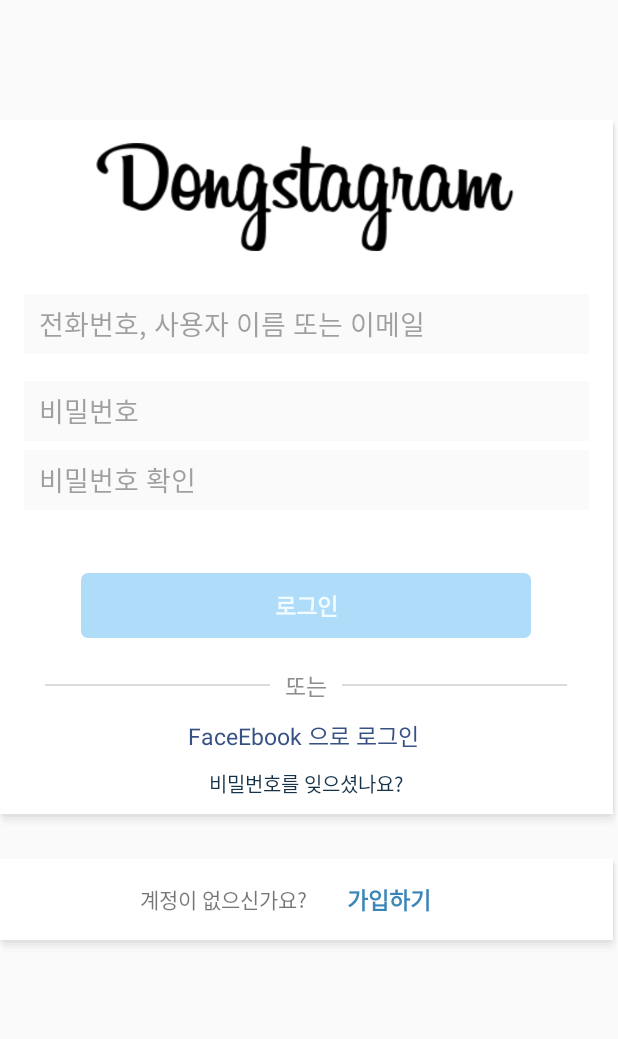
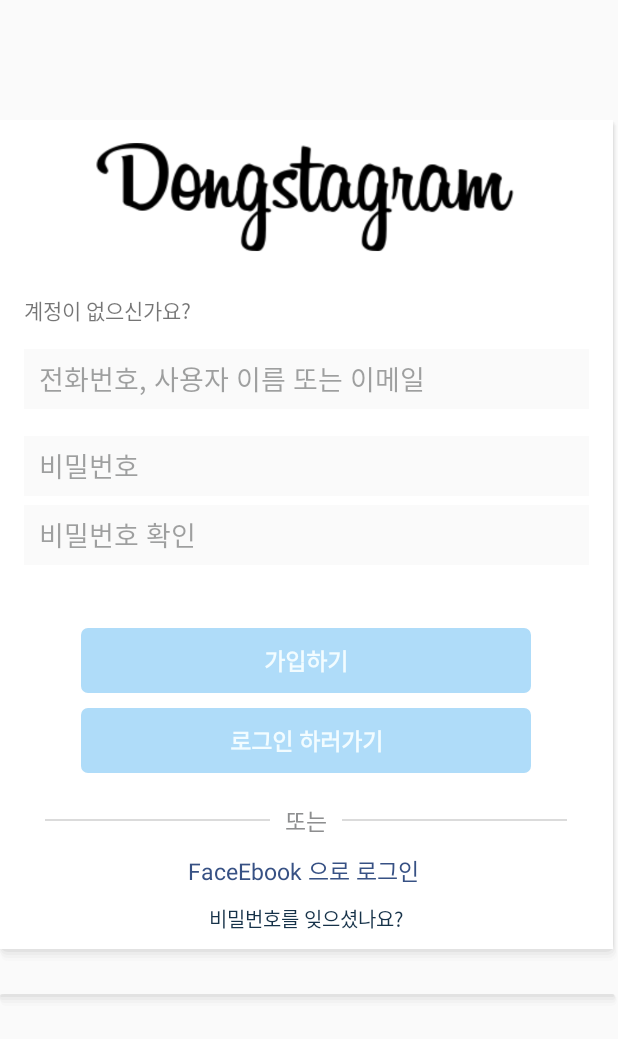
Before and after one commit to N0mercy00/Study01_Kotlin, an Android app: the screen it shows after launch (EmailSignupActivity), after a tap on "가입하기", on a phone screen of 412 x 824 dp. Shown: the top 1039 px of the screen. Run offline under Robolectric (Android 15) with nearby library versions, the phone set to English and light mode, and no system bars; libraries missing offline, so code that uses them is left out: com.facebook.stetho; 4 statements that could not run were skipped.

```diff
--- a/app/src/main/AndroidManifest.xml
+++ b/app/src/main/AndroidManifest.xml
@@ -14,13 +14,15 @@
         android:roundIcon="@mipmap/ic_launcher_round"
         android:supportsRtl="true"
         android:theme="@style/Theme.Study01_Kotlin">
-        <activity android:name=".LoginActivity"></activity>
-        <activity android:name=".EmailSignupActivity">
+        <activity android:name=".LoginActivity">
             <intent-filter>
                 <action android:name="android.intent.action.MAIN" />
 
                 <category android:name="android.intent.category.LAUNCHER" />
             </intent-filter>
+        </activity>
+        <activity android:name=".EmailSignupActivity">
+
         </activity>
         <activity android:name=".PermmisionA"></activity>
         <activity android:name=".AsyncActivity" />
--- a/app/src/main/java/com/example/study01_kotlin/MasterApplication.kt
+++ b/app/src/main/java/com/example/study01_kotlin/MasterApplication.kt
@@ -1,4 +1,5 @@
 package com.example.study01_kotlin
+
 
 import android.app.Application
 import android.content.Context
@@ -9,25 +10,29 @@ import okhttp3.OkHttpClient
 import retrofit2.Retrofit
 import retrofit2.converter.gson.GsonConverterFactory
 
+
 class MasterApplication : Application() {
 
     lateinit var service: RetrofitService
+
     override fun onCreate() {
         super.onCreate()
+
         Stetho.initializeWithDefaults(this)
         createRetrofit()
+        //chrome://inspect/#devices
     }
 
-    //나가는 통신 잡아서 헤더 붙혀줌
+
     fun createRetrofit() {
         val header = Interceptor {
             val original = it.request()
             if (checkIsLogin()) {
-                getUserToken()?.let {token->
-                    val request = original.newBuilder()
-                        .header("Authorization", "token "+token)
+                getUserToken()?.let { token ->
+                    val requeset = original.newBuilder()
+                        .header("Authorization", "token " + token)
                         .build()
-                    it.proceed(request)
+                    it.proceed(requeset)
                 }
             } else {
                 it.proceed(original)
@@ -39,7 +44,6 @@ class MasterApplication : Application() {
             .addNetworkInterceptor(StethoInterceptor())
             .build()
 
-        //retrofit 만들어줌줌
         val retrofit = Retrofit.Builder()
             .baseUrl("http://mellowcode.org/")
             .addConverterFactory(GsonConverterFactory.create())
@@ -49,20 +53,19 @@ class MasterApplication : Application() {
         service = retrofit.create(RetrofitService::class.java)
     }
 
-    //로그인이 되었는지 안되었는지 확인해주는 함수
     fun checkIsLogin(): Boolean {
         val sp = getSharedPreferences("login_sp", Context.MODE_PRIVATE)
         val token = sp.getString("login_sp", "null")
-
         if (token != "null") return true
         else return false
     }
 
-    fun getUserToken():String?{
+    fun getUserToken(): String? {
         val sp = getSharedPreferences("login_sp", Context.MODE_PRIVATE)
         val token = sp.getString("login_sp", "null")
-        if(token=="null") return null
+        if (token == "null") return null
         else return token
     }
 
+
 }
--- a/app/src/main/res/layout/activity_email_signup.xml
+++ b/app/src/main/res/layout/activity_email_signup.xml
@@ -36,6 +36,12 @@
             android:layout_marginBottom="20dp"
             android:orientation="vertical"
             android:padding="16dp">
+
+            <TextView
+                android:layout_width="wrap_content"
+                android:layout_height="wrap_content"
+                android:text="계정이 없으신가요?"
+                android:layout_marginBottom="15dp"/>
 
             <EditText
                 android:id="@+id/et_username_inputbox"
@@ -78,6 +84,23 @@
         </LinearLayout>
 
         <TextView
+            android:id="@+id/btn_register"
+            android:layout_width="300dp"
+            android:layout_height="wrap_content"
+            android:layout_gravity="center"
+            android:layout_marginBottom="10dp"
+            android:background="@drawable/customlogin"
+            android:gravity="center"
+            android:padding="10dp"
+            android:paddingLeft="15dp"
+            android:paddingRight="15dp"
+            android:paddingBottom="15dp"
+            android:text="가입하기"
+            android:textColor="#f2fcff"
+            android:textSize="15sp"
+            android:textStyle="bold" />
+
+        <TextView
             android:id="@+id/btn_login"
             android:layout_width="300dp"
             android:layout_height="wrap_content"
@@ -89,7 +112,7 @@
             android:paddingLeft="15dp"
             android:paddingRight="15dp"
             android:paddingBottom="15dp"
-            android:text="로그인"
+            android:text="로그인 하러가기"
             android:textColor="#f2fcff"
             android:textSize="15sp"
             android:textStyle="bold" />
@@ -171,26 +194,9 @@
             android:gravity="center"
             android:orientation="horizontal">
 
-            <TextView
-                android:layout_width="wrap_content"
-                android:layout_height="wrap_content"
-                android:text="계정이 없으신가요?" />
 
-            <TextView
-                android:id="@+id/btn_register"
-                android:layout_width="110dp"
-                android:layout_height="wrap_content"
-                android:layout_gravity="center"
-                android:background="#ffffff"
-                android:gravity="center"
-                android:padding="15dp"
-                android:paddingLeft="15dp"
-                android:paddingRight="15dp"
-                android:paddingBottom="15dp"
-                android:text="가입하기"
-                android:textColor="#3985b8"
-                android:textSize="15sp"
-                android:textStyle="bold" />
+
+
         </LinearLayout>
 
     </LinearLayout>
--- a/app/src/main/res/layout/activity_login.xml
+++ b/app/src/main/res/layout/activity_login.xml
@@ -81,6 +81,8 @@
             android:textColor="#f2fcff"
             android:textSize="15sp"
             android:textStyle="bold" />
+
+
 
         <LinearLayout
             android:layout_width="match_parent"
```
